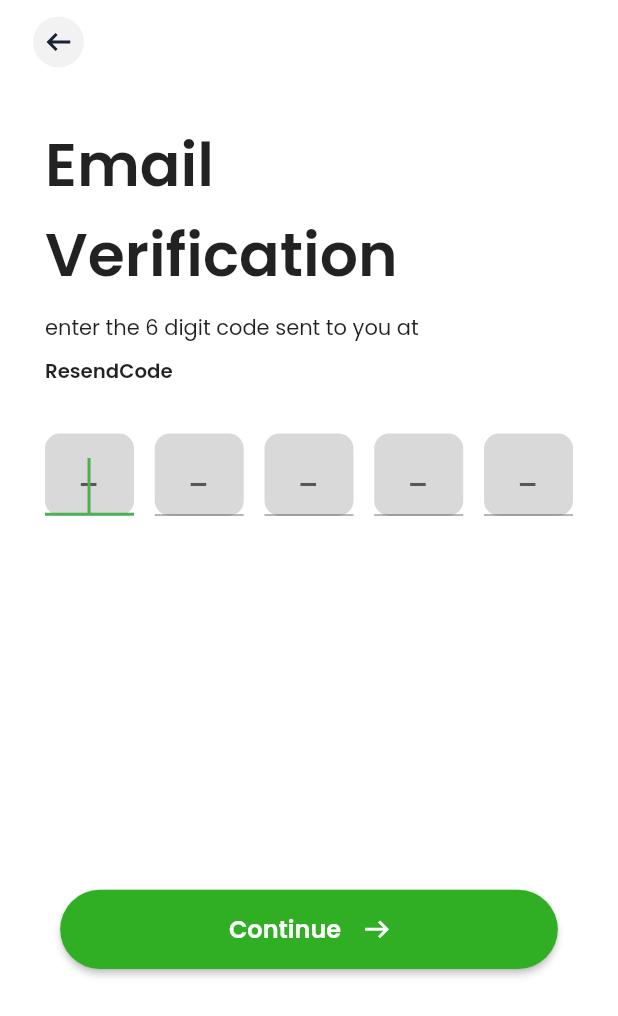
After one commit to augustusgit/fuxui, a Flutter app: the EmailVerificationScreen screen opened by its route, on a phone screen of 412 x 824 dp. The commit adds this screen. Shown: the top 1016 px of the screen. Run offline on Flutter 3.47's test engine with Material 2 defaults, Android fonts, the phone set to English and light mode, and no system bars; our stand-ins replace flutter_svg; key blocks and very long unbroken strings in the code were emptied for the run.

Commit message:
(improvement)
created and implemented the email verification on sign up screen
created and implemented the Forgot Password Screen

```diff
--- a/lib/constants/colors.dart
+++ b/lib/constants/colors.dart
@@ -29,6 +29,7 @@ class AppColors {
   static const lightRed = Color.fromRGBO(236, 116, 116, 1);
   static const grey = Color.fromRGBO(185, 185, 185, 1);
   static const lightGrey = Color.fromRGBO(0, 0, 0, 0.05);
+  static const formFieldLabel = Color.fromRGBO(18, 18, 29, 0.3);
 
   static const textColorPrimary = black;
 
--- a/lib/constants/strings.dart
+++ b/lib/constants/strings.dart
@@ -45,6 +45,10 @@ class AppStrings {
   static const Logout = 'Logout';
   static const PhoneInstead = 'Use phone number instead';
 
+  static const EmailVerification = 'Email Verification';
+  static const EmailVerificationSub = 'enter the 6 digit code sent to you at ';
+  static const ResendCode = 'ResendCode';
+
   static const GetStarted = 'Let’s Get Started!';
   static const Agreement =
       'By signing up, you agree to the Terms of Service and Privacy Policy.';
--- a/lib/view/app.dart
+++ b/lib/view/app.dart
@@ -7,6 +7,8 @@ import 'package:wurkfux/view/onboarding/splash.dart';
 
 import 'onboarding/auth/login/login_screen.dart';
 import 'onboarding/auth/signup/sign_up_screen.dart';
+import 'onboarding/email/email_verification_screen.dart';
+import 'onboarding/forgot_pass/forgot_password.dart';
 
 class App extends StatelessWidget {
   @override
@@ -37,6 +39,12 @@ class App extends StatelessWidget {
         case AppStrings.SignUpRoute:
           screen = SignUpScreen();
           break;
+        case AppStrings.ForgotPasswordRoute:
+          screen = ForgotPasswordScreen();
+          break;
+        case AppStrings.EmailVerificationRoute:
+          screen = EmailVerificationScreen();
+          break;
         default:
           return null;
       }
--- a/lib/view/onboarding/auth/signup/sign_up_screen.dart
+++ b/lib/view/onboarding/auth/signup/sign_up_screen.dart
@@ -1,6 +1,7 @@
 import 'package:flutter/material.dart';
 import 'package:flutter_svg/flutter_svg.dart';
 import 'package:wurkfux/constants/colors.dart';
+import 'package:wurkfux/constants/images.dart';
 import 'package:wurkfux/constants/strings.dart';
 import 'package:wurkfux/view/onboarding/auth/signup/sign_up_form.dart';
 import 'package:wurkfux/view/utilities/size_config.dart';
@@ -12,13 +13,13 @@ class SignUpScreen extends StatelessWidget {
   @override
   Widget build(BuildContext context) {
     return Scaffold(
-      appBar: buildAppBar(context),
+      appBar: buildAppBar(context, () => Navigator.pop(context)),
       body: SignUpBody(),
     );
   }
 }
 
-AppBar buildAppBar(BuildContext context) {
+AppBar buildAppBar(BuildContext context, Function backPressed) {
   return AppBar(
       backgroundColor: Colors.transparent,
       elevation: 0,
@@ -33,10 +34,10 @@ AppBar buildAppBar(BuildContext context) {
           ),
           child: IconButton(
             onPressed: () {
-              Navigator.pop(context);
+              backPressed();
             },
             icon: SvgPicture.asset(
-              "assets/svgs/short_arrow_left.svg",
+              AppImages.shortArrowLeft,
             ),
           ),
         ),
--- /dev/null
+++ b/lib/view/onboarding/email/email_verification_screen.dart
@@ -0,0 +1,74 @@
+import 'package:flutter/cupertino.dart';
+import 'package:flutter/material.dart';
+import 'package:wurkfux/constants/strings.dart';
+import 'package:wurkfux/view/onboarding/auth/signup/sign_up_screen.dart';
+import 'package:wurkfux/view/utilities/size_config.dart';
+import 'package:wurkfux/view/widgets/continue_button.dart';
+import 'package:wurkfux/view/widgets/spacing.dart';
+
+import 'otp_form.dart';
+
+class EmailVerificationScreen extends StatelessWidget {
+  const EmailVerificationScreen({Key? key}) : super(key: key);
+
+  @override
+  Widget build(BuildContext context) {
+    return Scaffold(
+      appBar: buildAppBar(
+        context,
+        () => Navigator.pop(context),
+      ),
+      body: EmailVerificationBody(),
+    );
+  }
+}
+
+class EmailVerificationBody extends StatelessWidget {
+  const EmailVerificationBody({Key? key}) : super(key: key);
+
+  @override
+  Widget build(BuildContext context) {
+    return Container(
+      padding: const EdgeInsets.symmetric(horizontal: 30.0),
+      child: SingleChildScrollView(
+        child: Column(
+          mainAxisAlignment: MainAxisAlignment.spaceBetween,
+          crossAxisAlignment: CrossAxisAlignment.start,
+          children: [
+            Spacing.bigHeight(),
+            Text(
+              AppStrings.EmailVerification,
+              style: TextStyle(fontSize: 40, fontWeight: FontWeight.w600),
+            ),
+            Spacing.smallHeight(),
+            Text(AppStrings.EmailVerificationSub),
+            Spacing.smallHeight(),
+            Text(
+              AppStrings.ResendCode,
+              style: TextStyle(
+                  fontSize: getProportionatefontSize(12),
+                  fontWeight: FontWeight.w600),
+            ),
+            Spacing.largeHeight(),
+            OtpForm(),
+            Spacing.mediumHeight(),
+            SizedBox(
+              height: getProportionateScreenHeight(230),
+            ),
+            Center(
+              child: Column(
+                mainAxisAlignment: MainAxisAlignment.end,
+                children: [
+                  continueButton(() {}),
+                ],
+              ),
+            ),
+            SizedBox(
+              height: getProportionateScreenHeight(10.0),
+            ),
+          ],
+        ),
+      ),
+    );
+  }
+}
--- /dev/null
+++ b/lib/view/onboarding/email/otp_form.dart
@@ -0,0 +1,93 @@
+import 'dart:ui';
+
+import 'package:flutter/cupertino.dart';
+import 'package:flutter/material.dart';
+import 'package:wurkfux/constants/colors.dart';
+import 'package:wurkfux/view/utilities/size_config.dart';
+
+class OtpForm extends StatefulWidget {
+  const OtpForm({Key? key}) : super(key: key);
+
+  @override
+  _OtpFormState createState() => _OtpFormState();
+}
+
+class _OtpFormState extends State<OtpForm> {
+  FocusNode? pin2Focus;
+  FocusNode? pin3Focus;
+  FocusNode? pin4Focus;
+  FocusNode? pin5Focus;
+
+  @override
+  void initState() {
+    super.initState();
+    pin2Focus = FocusNode();
+    pin3Focus = FocusNode();
+    pin4Focus = FocusNode();
+    pin5Focus = FocusNode();
+  }
+
+  @override
+  void dispose() {
+    super.dispose();
+    pin2Focus?.dispose();
+    pin3Focus?.dispose();
+    pin4Focus?.dispose();
+    pin5Focus?.dispose();
+  }
+
+  void nextField(String value, FocusNode? focusNode, bool first, bool last) {
+    if (value.isNotEmpty && last == false) {
+      FocusScope.of(context).nextFocus();
+    } else if (value.isEmpty && first == false) {
+      FocusScope.of(context).previousFocus();
+    } else
+      pin5Focus?.unfocus();
+  }
+
+  @override
+  Widget build(BuildContext context) {
+    return Form(
+      child: SizedBox(
+        height: getProportionateScreenHeight(54.0),
+        child: Row(
+          mainAxisAlignment: MainAxisAlignment.spaceBetween,
+          children: [
+            createOtpBox(pin2Focus, true, false),
+            createOtpBox(pin3Focus, false, false),
+            createOtpBox(pin4Focus, false, false),
+            createOtpBox(pin5Focus, false, false),
+            createOtpBox(pin5Focus, false, true),
+          ],
+        ),
+      ),
+    );
+  }
+
+  Container createOtpBox(FocusNode? nextBox, bool first, bool last) {
+    return Container(
+      decoration: BoxDecoration(
+          borderRadius: BorderRadius.circular(10.0),
+          color: AppColors.verificationBoxBg),
+      width: getProportionateScreenWidth(54.0),
+      child: TextFormField(
+        decoration: InputDecoration(
+          hintText: '-',
+          contentPadding:
+              EdgeInsets.only(top: getProportionateScreenHeight(15)),
+        ),
+        autofocus: true,
+        style: TextStyle(
+            fontSize: getProportionatefontSize(24.0),
+            fontWeight: FontWeight.w400),
+        keyboardType: TextInputType.number,
+        textAlign: TextAlign.center,
+        onChanged: (value) {
+          setState(() {
+            nextField(value, nextBox, first, last);
+          });
+        },
+      ),
+    );
+  }
+}
--- /dev/null
+++ b/lib/view/widgets/continue_button.dart
@@ -0,0 +1,39 @@
+import 'package:flutter/cupertino.dart';
+import 'package:flutter/material.dart';
+import 'package:flutter_svg/flutter_svg.dart';
+import 'package:wurkfux/constants/colors.dart';
+import 'package:wurkfux/constants/images.dart';
+import 'package:wurkfux/constants/strings.dart';
+import 'package:wurkfux/view/utilities/size_config.dart';
+import 'package:wurkfux/view/widgets/spacing.dart';
+
+SizedBox continueButton(Function clicked) {
+  return SizedBox(
+    height: getProportionateScreenHeight(52),
+    width: getProportionateScreenWidth(302),
+    child: ElevatedButton(
+      onPressed: () {
+        clicked();
+      },
+      child: Row(
+        mainAxisAlignment: MainAxisAlignment.center,
+        children: [
+          Text(
+            AppStrings.Continue,
+            style: TextStyle(
+                color: AppColors.onPrimaryColor,
+                fontSize: 16,
+                fontWeight: FontWeight.w600),
+          ),
+          Spacing.mediumWidth(),
+          SvgPicture.asset(AppImages.shortArrowRight)
+        ],
+      ),
+      style: ButtonStyle(
+          backgroundColor: MaterialStateColor.resolveWith(
+              (states) => AppColors.primaryColor),
+          shape: MaterialStateProperty.resolveWith((states) =>
+              RoundedRectangleBorder(borderRadius: BorderRadius.circular(30)))),
+    ),
+  );
+}
```
Also changed, not shown: lib/view/onboarding/forgot_pass/forgot_password.dart (added, +97 -0 lines), lib/view/widgets/google_button.dart (added, +34 -0 lines), assets/svgs/camera.svg (added).
